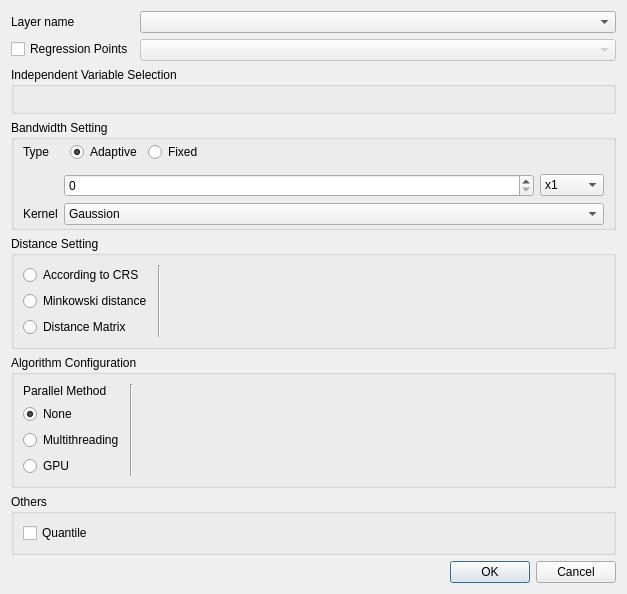
Qt form gwmgwssoptionsdialog.ui (GWmodel-Lab/GWmodelS) before a commit.
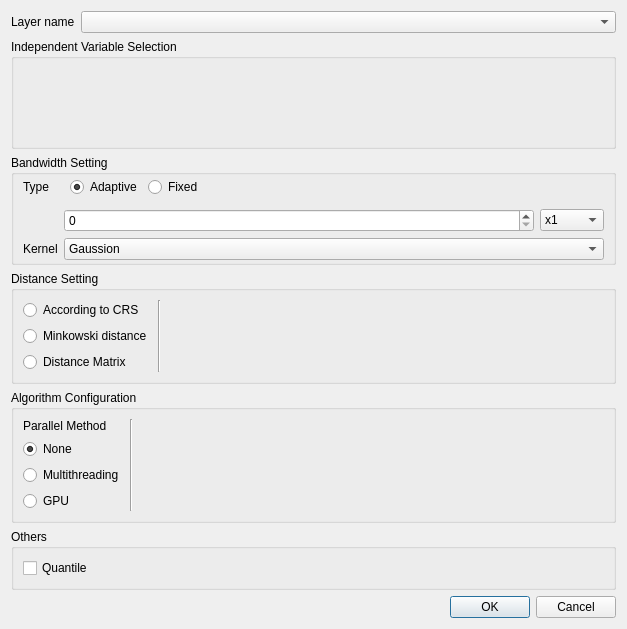
The same form after that commit. Custom widgets are drawn as their Qt base class.

Commit message: 修改：删除 regressionLayer

What changed in the file:
```diff
--- a/gwmgwssoptionsdialog.ui
+++ b/gwmgwssoptionsdialog.ui
@@ -7,7 +7,7 @@
     <x>0</x>
     <y>0</y>
     <width>627</width>
-    <height>586</height>
+    <height>629</height>
    </rect>
   </property>
   <property name="windowTitle">
@@ -32,20 +32,6 @@
      <item row="0" column="1">
       <widget class="QComboBox" name="mLayerComboBox"/>
      </item>
-     <item row="1" column="0">
-      <widget class="QCheckBox" name="ckbRegressionPoints">
-       <property name="text">
-        <string>Regression Points</string>
-       </property>
-      </widget>
-     </item>
-     <item row="1" column="1">
-      <widget class="QComboBox" name="cmbRegressionLayerSelect">
-       <property name="enabled">
-        <bool>false</bool>
-       </property>
-      </widget>
-     </item>
     </layout>
    </item>
    <item>
```
The commit also changes 4 other files.
